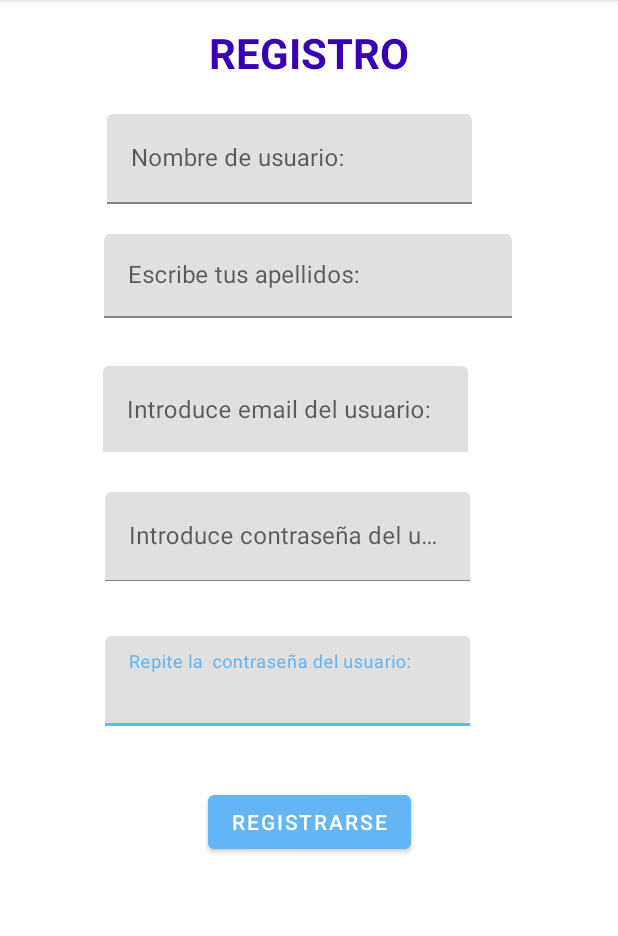
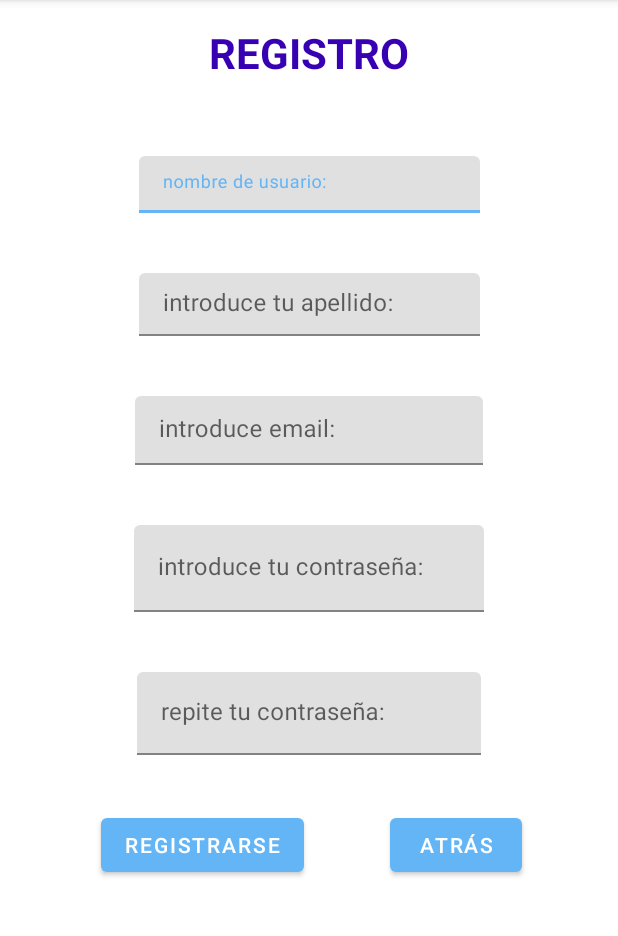
Before and after one commit to nachoregueiro/RegueiroRodriguezIgnacioProyectoPMDM, an Android app: the SegundaActivity screen opened directly, with no data from a screen before it, on a phone screen of 412 x 824 dp, the part 84-1020 px from its top. Run offline under Robolectric (Android 15) with nearby library versions, the phone set to English and light mode, and no system bars.

Commit message:
Modificado el registro.

```diff
--- a/app/src/main/java/es/regueirorodriguezignacioproyectopmdm/SegundaActivity.kt
+++ b/app/src/main/java/es/regueirorodriguezignacioproyectopmdm/SegundaActivity.kt
@@ -1,12 +1,32 @@
 package es.regueirorodriguezignacioproyectopmdm
 
+import android.content.Context
+import android.content.Intent
 import androidx.appcompat.app.AppCompatActivity
 import android.os.Bundle
+import android.widget.Button
+import android.widget.TextView
 
 class SegundaActivity : AppCompatActivity() {
+    private lateinit var  btAtrás : Button
 
     override fun onCreate(savedInstanceState: Bundle?) {
         super.onCreate(savedInstanceState)
         setContentView(R.layout.activity_segunda)
+        btAtrás=findViewById(R.id.btAtrás)
+
+        btAtrás.setOnClickListener{
+            val intent = Intent(this, MainActivity::class.java)
+            startActivity(intent)
+        }
+        /*
+        val tvguardarDatos=findViewById<TextView>(R.id.etEmail)
+        val etmail=findViewById<TextView>(R.id.etEmail)
+        tvguardardatos.setOnClickListener{
+            val SharedPrefs =getPreferences(Context.MODE_PRIVATE)
+            var editor=sharedPrefs.edit()
+            editor.putString("email",etEmail.text.ToString())
+        }
+        */
     }
 }
--- a/app/src/main/res/layout/activity_segunda.xml
+++ b/app/src/main/res/layout/activity_segunda.xml
@@ -5,6 +5,23 @@
     android:layout_width="match_parent"
     android:layout_height="match_parent"
     tools:context=".SegundaActivity">
+
+    <com.google.android.material.textfield.TextInputLayout
+        android:id="@+id/tiNombre"
+        android:layout_width="227dp"
+        android:layout_height="38dp"
+        android:layout_marginTop="50dp"
+        app:layout_constraintBottom_toTopOf="@+id/tiApellido"
+        app:layout_constraintEnd_toEndOf="parent"
+        app:layout_constraintStart_toStartOf="parent"
+        app:layout_constraintTop_toBottomOf="@+id/textView2">
+
+        <com.google.android.material.textfield.TextInputEditText
+            android:id="@+id/etNombre"
+            android:layout_width="match_parent"
+            android:layout_height="match_parent"
+            android:hint="nombre de usuario:" />
+    </com.google.android.material.textfield.TextInputLayout>
 
     <TextView
         android:id="@+id/textView2"
@@ -16,105 +33,95 @@
         android:textColor="@color/purple_700"
         android:textSize="28dp"
         android:textStyle="bold"
-        app:layout_constraintBottom_toTopOf="@+id/eTextoUsuario"
         app:layout_constraintEnd_toEndOf="parent"
         app:layout_constraintStart_toStartOf="parent"
         app:layout_constraintTop_toTopOf="parent"
         app:layout_constraintVertical_bias="0.0" />
 
-    <com.google.android.material.textfield.TextInputLayout
-        android:id="@+id/textLayout1"
-        android:layout_width="330dp"
-        android:layout_height="80dp"
-        android:layout_marginTop="416dp"
-        android:hint="Repite la  contraseña del usuario:"
-        app:layout_constraintEnd_toEndOf="parent"
-        app:layout_constraintHorizontal_bias="0.851"
-        app:layout_constraintStart_toStartOf="parent"
-        app:layout_constraintTop_toTopOf="parent">
-
-        <com.google.android.material.textfield.TextInputEditText
-            android:layout_width="243dp"
-            android:layout_height="60dp"
-            android:layout_marginTop="8dp" />
-    </com.google.android.material.textfield.TextInputLayout>
-
-    <com.google.android.material.textfield.TextInputLayout
-        android:id="@+id/textLayout2"
-        android:layout_width="326dp"
-        android:layout_height="67dp"
-        android:layout_marginTop="320dp"
-        android:hint="Introduce contraseña del usuario:"
-        app:layout_constraintEnd_toEndOf="parent"
-        app:layout_constraintHorizontal_bias="0.811"
-        app:layout_constraintStart_toStartOf="parent"
-        app:layout_constraintTop_toTopOf="parent">
-
-        <com.google.android.material.textfield.TextInputEditText
-            android:layout_width="243dp"
-            android:layout_height="60dp"
-            android:layout_marginTop="8dp" />
-    </com.google.android.material.textfield.TextInputLayout>
-
-    <com.google.android.material.textfield.TextInputLayout
-        android:id="@+id/textLayout3"
-        android:layout_width="304dp"
-        android:layout_height="65dp"
-        android:layout_marginTop="236dp"
-        android:hint="Introduce email del usuario:"
-        app:layout_constraintEnd_toEndOf="parent"
-        app:layout_constraintHorizontal_bias="0.635"
-        app:layout_constraintStart_toStartOf="parent"
-        app:layout_constraintTop_toTopOf="parent">
-
-        <com.google.android.material.textfield.TextInputEditText
-            android:layout_width="243dp"
-            android:layout_height="60dp"
-            android:layout_marginTop="8dp" />
-
-    </com.google.android.material.textfield.TextInputLayout>
-
-    <com.google.android.material.textfield.TextInputLayout
-        android:id="@+id/textLayout4"
-        android:layout_width="295dp"
-        android:layout_height="72dp"
-        android:layout_marginTop="68dp"
-        android:hint="Nombre de usuario:"
-        app:layout_constraintEnd_toEndOf="parent"
-        app:layout_constraintHorizontal_bias="0.612"
-        app:layout_constraintStart_toStartOf="parent"
-        app:layout_constraintTop_toTopOf="parent">
-
-        <com.google.android.material.textfield.TextInputEditText
-            android:layout_width="243dp"
-            android:layout_height="60dp"
-            android:layout_marginTop="8dp" />
-    </com.google.android.material.textfield.TextInputLayout>
-
     <Button
         android:id="@+id/button3"
         android:layout_width="wrap_content"
         android:layout_height="wrap_content"
-        android:layout_marginTop="28dp"
+        android:layout_marginTop="36dp"
         android:text="REGISTRARSE"
         app:layout_constraintEnd_toEndOf="parent"
+        app:layout_constraintHorizontal_bias="0.243"
         app:layout_constraintStart_toStartOf="parent"
-        app:layout_constraintTop_toBottomOf="@+id/textLayout1" />
+        app:layout_constraintTop_toBottomOf="@+id/tiRepiteContraseña" />
+
+    <Button
+        android:id="@+id/btAtrás"
+        android:layout_width="wrap_content"
+        android:layout_height="wrap_content"
+        android:layout_marginTop="36dp"
+        android:text="ATRÁS"
+        app:layout_constraintEnd_toEndOf="parent"
+        app:layout_constraintHorizontal_bias="0.803"
+        app:layout_constraintStart_toStartOf="parent"
+        app:layout_constraintTop_toBottomOf="@+id/tiRepiteContraseña" />
 
     <com.google.android.material.textfield.TextInputLayout
-        android:id="@+id/textLayout5"
-        android:layout_width="297dp"
-        android:layout_height="66dp"
-        android:layout_marginTop="156dp"
+        android:id="@+id/tiApellido"
+        android:layout_width="227dp"
+        android:layout_height="42dp"
+        android:layout_marginTop="40dp"
         app:layout_constraintEnd_toEndOf="parent"
-        app:layout_constraintHorizontal_bias="0.605"
         app:layout_constraintStart_toStartOf="parent"
-        app:layout_constraintTop_toTopOf="parent">
+        app:layout_constraintTop_toBottomOf="@+id/tiNombre">
 
         <com.google.android.material.textfield.TextInputEditText
-            android:layout_width="272dp"
-            android:layout_height="wrap_content"
-            android:hint="Escribe tus apellidos:" />
+            android:id="@+id/etApellido"
+            android:layout_width="match_parent"
+            android:layout_height="match_parent"
+            android:hint="introduce tu apellido:" />
+    </com.google.android.material.textfield.TextInputLayout>
+
+    <com.google.android.material.textfield.TextInputLayout
+        android:id="@+id/tiEmail"
+        android:layout_width="232dp"
+        android:layout_height="46dp"
+        android:layout_marginTop="40dp"
+        android:hint="introduce email:"
+        app:layout_constraintEnd_toEndOf="parent"
+        app:layout_constraintStart_toStartOf="parent"
+        app:layout_constraintTop_toBottomOf="@+id/tiApellido">
+
+        <com.google.android.material.textfield.TextInputEditText
+            android:id="@+id/etEmail"
+            android:layout_width="match_parent"
+            android:layout_height="match_parent" />
+    </com.google.android.material.textfield.TextInputLayout>
+
+    <com.google.android.material.textfield.TextInputLayout
+        android:id="@+id/tiContraseña"
+        android:layout_width="233dp"
+        android:layout_height="58dp"
+        android:layout_marginTop="40dp"
+        android:hint="introduce tu contraseña:"
+        app:layout_constraintEnd_toEndOf="parent"
+        app:layout_constraintStart_toStartOf="parent"
+        app:layout_constraintTop_toBottomOf="@+id/tiEmail">
+
+        <com.google.android.material.textfield.TextInputEditText
+            android:id="@+id/etContraseña"
+            android:layout_width="match_parent"
+            android:layout_height="match_parent" />
+    </com.google.android.material.textfield.TextInputLayout>
+
+    <com.google.android.material.textfield.TextInputLayout
+        android:id="@+id/tiRepiteContraseña"
+        android:layout_width="229dp"
+        android:layout_height="55dp"
+        android:layout_marginTop="40dp"
+        android:hint="repite tu contraseña:"
+        app:layout_constraintEnd_toEndOf="parent"
+        app:layout_constraintStart_toStartOf="parent"
+        app:layout_constraintTop_toBottomOf="@+id/tiContraseña">
+
+        <com.google.android.material.textfield.TextInputEditText
+            android:id="@+id/etRepiteContraseña"
+            android:layout_width="match_parent"
+            android:layout_height="match_parent" />
     </com.google.android.material.textfield.TextInputLayout>
 
 </androidx.constraintlayout.widget.ConstraintLayout>
```
